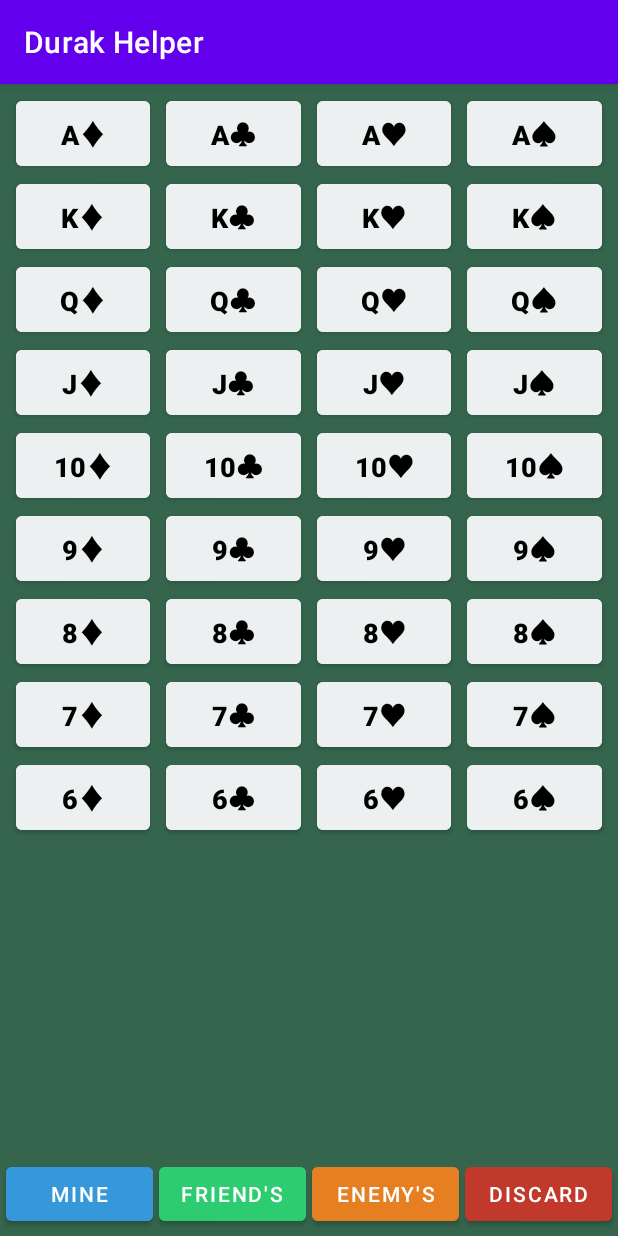
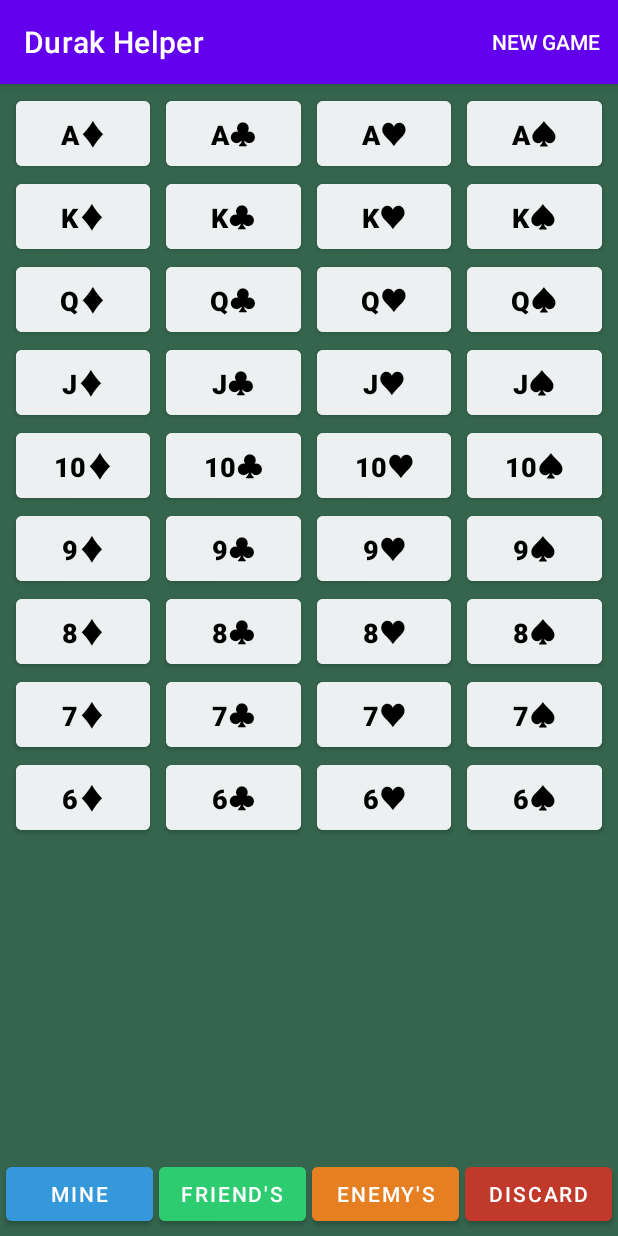
Before and after one commit to mmoschenskikh/durak-helper, an Android app: the screen it shows after launch (MainActivity), on a phone screen of 412 x 824 dp. Run offline under Robolectric (Android 15) with nearby library versions, the phone set to English and light mode, and no system bars.

Commit message:
Menu added

```diff
--- a/app/src/main/java/ru/maxultra/durakhelper/DeckFragment.kt
+++ b/app/src/main/java/ru/maxultra/durakhelper/DeckFragment.kt
@@ -1,9 +1,7 @@
 package ru.maxultra.durakhelper
 
 import android.os.Bundle
-import android.view.LayoutInflater
-import android.view.View
-import android.view.ViewGroup
+import android.view.*
 import android.widget.TextView
 import androidx.fragment.app.Fragment
 import androidx.lifecycle.ViewModelProvider
@@ -21,6 +19,11 @@ class DeckFragment : Fragment() {
     }
     private var adapter: CardAdapter? = null
 
+    override fun onCreate(savedInstanceState: Bundle?) {
+        super.onCreate(savedInstanceState)
+        setHasOptionsMenu(true)
+    }
+
     override fun onCreateView(
         inflater: LayoutInflater,
         container: ViewGroup?,
@@ -32,6 +35,11 @@ class DeckFragment : Fragment() {
                 GridLayoutManager(this@DeckFragment.context, SPAN_COUNT)
             deckRecyclerView.adapter = CardAdapter(deckViewModel.deck)
         }
+    }
+
+    override fun onCreateOptionsMenu(menu: Menu, inflater: MenuInflater) {
+        super.onCreateOptionsMenu(menu, inflater)
+        inflater.inflate(R.menu.fragment_deck, menu)
     }
 
     private inner class CardHolder(view: View) : RecyclerView.ViewHolder(view) {
--- /dev/null
+++ b/app/src/main/res/menu/fragment_deck.xml
@@ -0,0 +1,9 @@
+<?xml version="1.0" encoding="utf-8"?>
+<menu xmlns:android="http://schemas.android.com/apk/res/android"
+    xmlns:app="http://schemas.android.com/apk/res-auto">
+
+    <item
+        android:id="@+id/new_game"
+        android:title="@string/new_game_button"
+        app:showAsAction="ifRoom|withText" />
+</menu>
```
